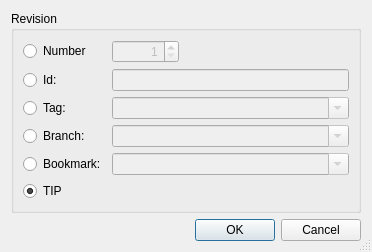
Before: the Qt Designer form Plugins/VcsPlugins/vcsMercurial/HgRevisionSelectionDialog.ui in testmana2/test, drawn with Qt 5.
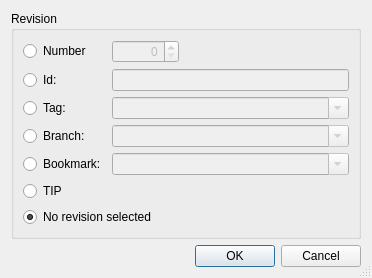
After: the same form once the commit is applied.

Diff of the .ui file:
```diff
--- a/Plugins/VcsPlugins/vcsMercurial/HgRevisionSelectionDialog.ui
+++ b/Plugins/VcsPlugins/vcsMercurial/HgRevisionSelectionDialog.ui
@@ -7,7 +7,7 @@
     <x>0</x>
     <y>0</y>
     <width>372</width>
-    <height>224</height>
+    <height>250</height>
    </rect>
   </property>
   <property name="windowTitle">
@@ -44,9 +44,6 @@
         <property name="alignment">
          <set>Qt::AlignRight</set>
         </property>
-        <property name="minimum">
-         <number>1</number>
-        </property>
         <property name="maximum">
          <number>999999999</number>
         </property>
@@ -180,6 +177,13 @@
         <property name="text">
          <string>TIP</string>
         </property>
+       </widget>
+      </item>
+      <item row="6" column="0" colspan="3">
+       <widget class="QRadioButton" name="noneButton">
+        <property name="text">
+         <string>No revision selected</string>
+        </property>
         <property name="checked">
          <bool>true</bool>
         </property>
```
Left out of the diff: 1 changed line with no effect on the pictures.
